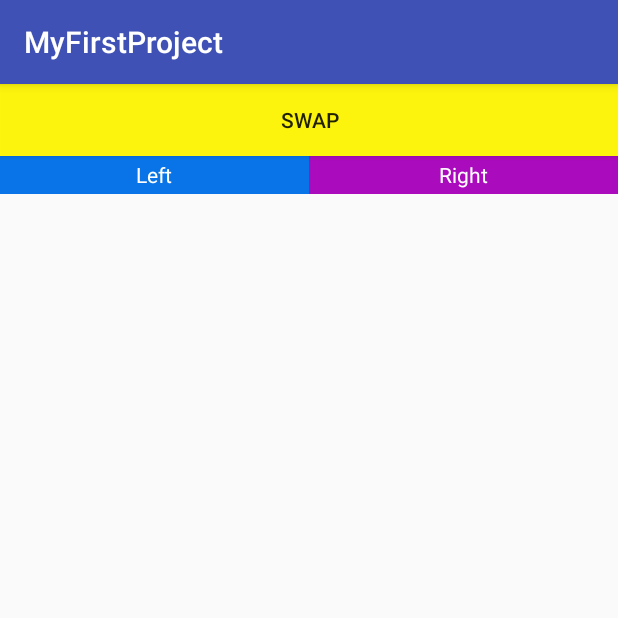
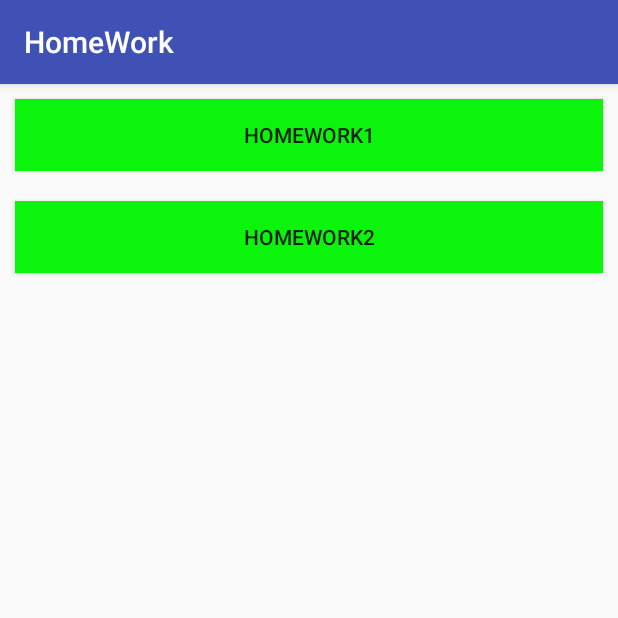
Before and after one commit to Mits1388/AndroidProject, an Android app: the screen it shows after launch (FirstProject before the commit, MenuActivity after it), on a phone screen of 412 x 824 dp, the top half of it. Run offline under Robolectric (Android 15) with nearby library versions, the phone set to English and light mode, and no system bars.

Commit message:
MyFirstProject

```diff
--- a/MyFirstProject/app/src/main/AndroidManifest.xml
+++ b/MyFirstProject/app/src/main/AndroidManifest.xml
@@ -9,11 +9,15 @@
         android:supportsRtl="true"
         android:theme="@style/AppTheme" >
 
-        <activity android:name=".FirstProject">
+        <activity android:name=".MenuActivity">
 <intent-filter>
     <action android:name="android.intent.action.MAIN"/>
     <category android:name="android.intent.category.LAUNCHER"/>
 </intent-filter>
         </activity>
+        <activity android:name=".HomeWork1Activity"
+            android:parentActivityName=".MenuActivity"/>
+        <activity android:name=".HomeWork2Activity"
+            android:parentActivityName=".MenuActivity"/>
         </application>
 </manifest>
--- a/MyFirstProject/app/src/main/java/com/example/mits16/myfirstproject/FirstProject.java
+++ b/MyFirstProject/app/src/main/java/com/example/mits16/myfirstproject/HomeWork1Activity.java
@@ -12,7 +12,7 @@ import android.widget.TextView;
  * Created by mizz8 on 07.02.2018.
  */
 
-public class FirstProject extends AppCompatActivity implements View.OnClickListener {
+public class HomeWork1Activity extends AppCompatActivity implements View.OnClickListener {
 
     private TextView text1;
     private TextView text2;
@@ -21,7 +21,7 @@ public class FirstProject extends AppCompatActivity implements View.OnClickListe
     @Override
     protected void onCreate(@Nullable Bundle savedInstanceState) {
         super.onCreate(savedInstanceState);
-        setContentView(R.layout.main);
+        setContentView(R.layout.activity_homework1);
         text1 = findViewById(R.id.textView1);
         text2 = findViewById(R.id.textView2);
         but = findViewById(R.id.button);
@@ -47,9 +47,11 @@ public class FirstProject extends AppCompatActivity implements View.OnClickListe
     }
 
     public void exchange(){
+
         String first = String.valueOf(text1.getText());
         String second = String.valueOf(text2.getText());
         text1.setText(second);
         text2.setText(first);
+
     }
 }
--- /dev/null
+++ b/MyFirstProject/app/src/main/java/com/example/mits16/myfirstproject/MenuActivity.java
@@ -0,0 +1,56 @@
+package com.example.mits16.myfirstproject;
+
+import android.content.Intent;
+import android.os.Bundle;
+import android.support.annotation.Nullable;
+import android.support.v7.app.AppCompatActivity;
+import android.view.View;
+import android.widget.Button;
+
+/**
+ * Created by mizz8 on 10.02.2018.
+ */
+
+public class MenuActivity extends AppCompatActivity implements View.OnClickListener  {
+
+    private Button button;
+    private Button button1;
+
+    @Override
+    protected void onCreate(@Nullable Bundle savedInstanceState) {
+        super.onCreate(savedInstanceState);
+        setContentView(R.layout.activity_menu);
+        button = findViewById(R.id.button);
+        button1 = findViewById(R.id.button1);
+        button.setOnClickListener(this);
+        button1.setOnClickListener(this);
+
+      /*  button.setOnClickListener(new View.OnClickListener() {
+            @Override
+            public void onClick(View view) {
+                    Intent intent = new Intent(MenuActivity.this, HomeWork1Activity.class);
+                    startActivity(intent);
+            }
+        });
+
+        button1.setOnClickListener(new View.OnClickListener() {
+            @Override
+            public void onClick(View view) {
+                Intent intent = new Intent(MenuActivity.this, HomeWork2Activity.class);
+                startActivity(intent);
+            }
+        });*/
+    }
+
+    @Override
+    public void onClick(View view) {
+
+        if(view.getId() == R.id.button ){
+            Intent intent = new Intent(MenuActivity.this, HomeWork1Activity.class);
+            startActivity(intent);
+        }else if((view.getId() == R.id.button1)){
+            Intent intent = new Intent(MenuActivity.this, HomeWork2Activity.class);
+            startActivity(intent);
+        }
+    }
+}
--- /dev/null
+++ b/MyFirstProject/app/src/main/res/layout/activity_menu.xml
@@ -0,0 +1,23 @@
+<?xml version="1.0" encoding="utf-8"?>
+<LinearLayout xmlns:android="http://schemas.android.com/apk/res/android"
+    android:orientation="vertical"
+    android:layout_width="match_parent"
+    android:layout_height="match_parent">
+
+    <Button
+        android:id="@+id/button"
+        android:layout_width="match_parent"
+        android:layout_height="wrap_content"
+        android:background="#0bf40b"
+        android:layout_margin="10dp"
+        android:text="homeWork1" />
+
+    <Button
+        android:id="@+id/button1"
+        android:layout_width="match_parent"
+        android:layout_height="wrap_content"
+        android:background="#0bf40b"
+        android:layout_margin="10dp"
+        android:text="homeWork2" />
+
+</LinearLayout>
--- a/MyFirstProject/app/src/main/res/values/strings.xml
+++ b/MyFirstProject/app/src/main/res/values/strings.xml
@@ -1,5 +1,5 @@
 <resources>
-    <string name="app_name">MyFirstProject</string>
+    <string name="app_name">HomeWork</string>
     <string name="text">TextView</string>
     <string name="right">Right</string>
     <string name="left">Left</string>
```
Also changed, not shown: MyFirstProject/app/src/main/java/com/example/mits16/myfirstproject/HomeWork2Activity.java (added, +21 -0 lines), MyFirstProject/app/src/main/res/layout/activity_homework2.xml (added, +240 -0 lines), MyFirstProject/app/src/main/res/layout/activity_homework1.xml (renamed from MyFirstProject/app/src/main/res/layout/main.xml).
